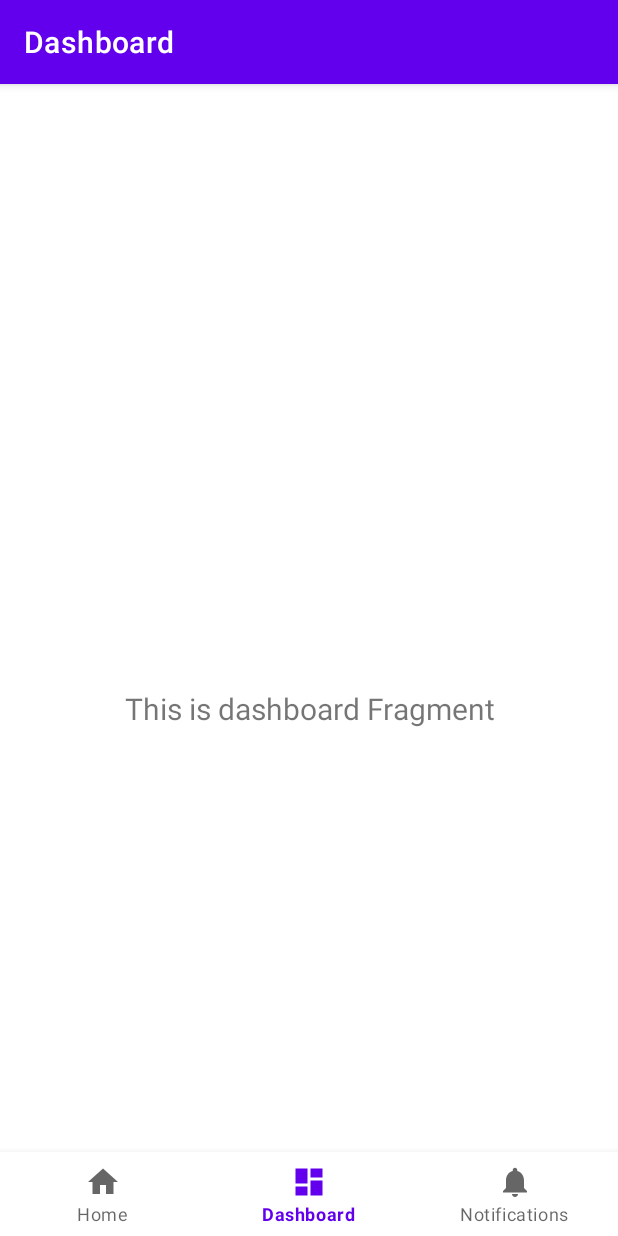
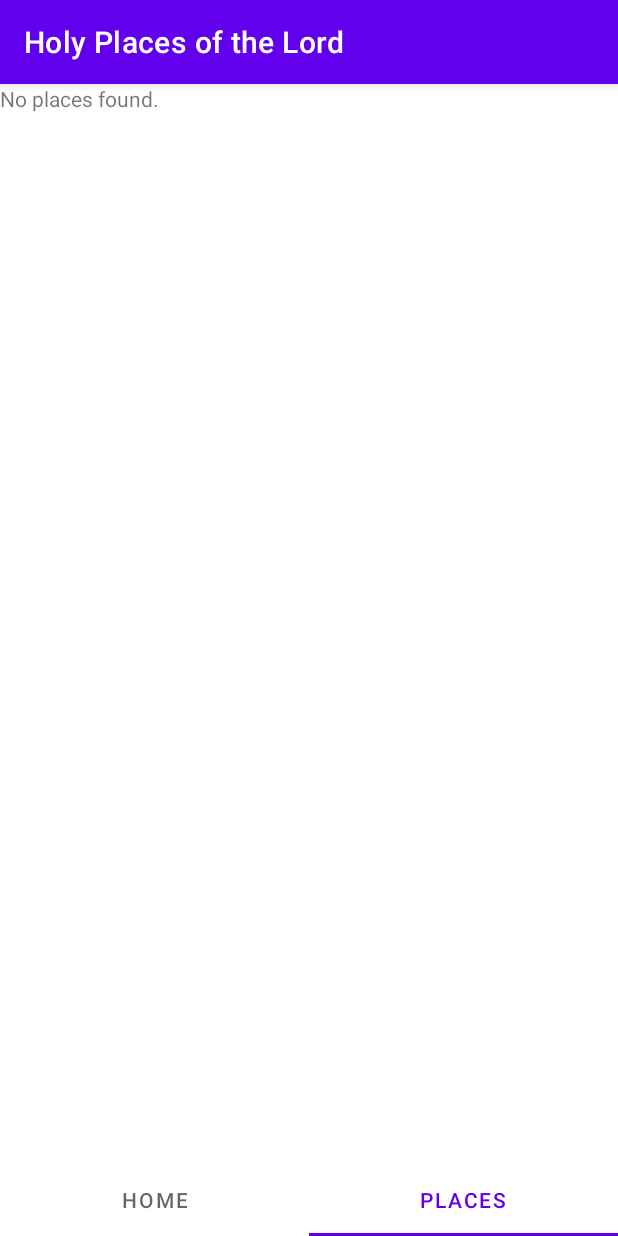
Before and after one commit to dacmann/Holy-Places-Android, an Android app: the screen it shows after launch (MainActivity), item 2 of the bottom bar chosen, on a phone screen of 412 x 824 dp. Run offline under Robolectric (Android 15) with nearby library versions, the phone set to English and light mode, and no system bars; our stand-ins replace Room's generated code.

Commit message:
Work in progress

```diff
--- a/app/src/main/java/net/dacworld/android/holyplacesofthelord/MainActivity.kt
+++ b/app/src/main/java/net/dacworld/android/holyplacesofthelord/MainActivity.kt
@@ -1,32 +1,39 @@
 package net.dacworld.android.holyplacesofthelord
 
 import android.os.Bundle
-import com.google.android.material.bottomnavigation.BottomNavigationView
+import androidx.activity.viewModels
 import androidx.appcompat.app.AppCompatActivity
-import androidx.navigation.findNavController
-import androidx.navigation.ui.AppBarConfiguration
-import androidx.navigation.ui.setupActionBarWithNavController
-import androidx.navigation.ui.setupWithNavController
-import net.dacworld.android.holyplacesofthelord.databinding.ActivityMainBinding
+import com.google.android.material.tabs.TabLayoutMediator
+import net.dacworld.android.holyplacesofthelord.data.DataViewModel // Your ViewModel
+import net.dacworld.android.holyplacesofthelord.databinding.ActivityMainBinding // View Binding
+import net.dacworld.android.holyplacesofthelord.ui.ViewPagerAdapter
 
 class MainActivity : AppCompatActivity() {
 
-private lateinit var binding: ActivityMainBinding
+    private lateinit var binding: ActivityMainBinding
+    private val dataViewModel: DataViewModel by viewModels() // Initialize your ViewModel
 
     override fun onCreate(savedInstanceState: Bundle?) {
         super.onCreate(savedInstanceState)
+        binding = ActivityMainBinding.inflate(layoutInflater)
+        setContentView(binding.root)
 
-     binding = ActivityMainBinding.inflate(layoutInflater)
-     setContentView(binding.root)
+        // Initialize the ViewPager adapter
+        val viewPagerAdapter = ViewPagerAdapter(this)
+        binding.viewPager.adapter = viewPagerAdapter
 
-        val navView: BottomNavigationView = binding.navView
+        // Connect the TabLayout with the ViewPager2
+        TabLayoutMediator(binding.tabLayout, binding.viewPager) { tab, position ->
+            tab.text = when (position) {
+                0 -> "Home"
+                1 -> "Places"
+                // Add more cases for other tabs
+                else -> null
+            }
+        }.attach()
 
-        val navController = findNavController(R.id.nav_host_fragment_activity_main)
-        // Passing each menu ID as a set of Ids because each
-        // menu should be considered as top level destinations.
-        val appBarConfiguration = AppBarConfiguration(setOf(
-            R.id.navigation_home, R.id.navigation_dashboard, R.id.navigation_notifications))
-        setupActionBarWithNavController(navController, appBarConfiguration)
-        navView.setupWithNavController(navController)
+        // You might want to trigger an initial data load or update check here
+        // if your ViewModel doesn't do it automatically in its init block.
+        dataViewModel.checkForUpdates()
     }
 }
--- a/app/src/main/java/net/dacworld/android/holyplacesofthelord/data/DataViewModel.kt
+++ b/app/src/main/java/net/dacworld/android/holyplacesofthelord/data/DataViewModel.kt
@@ -6,7 +6,10 @@ import androidx.lifecycle.LiveData
 import androidx.lifecycle.MutableLiveData
 import androidx.lifecycle.viewModelScope
 import kotlinx.coroutines.Dispatchers
+import kotlinx.coroutines.flow.SharingStarted
+import kotlinx.coroutines.flow.StateFlow
 import kotlinx.coroutines.flow.firstOrNull
+import kotlinx.coroutines.flow.stateIn
 import kotlinx.coroutines.launch
 import kotlinx.coroutines.withContext
 import net.dacworld.android.holyplacesofthelord.database.AppDatabase
@@ -93,6 +96,13 @@ class DataViewModel(application: Application) : AndroidViewModel(application) {
     // LiveData to hold the combined changes message for the UI
     private val _updateChangesSummary = MutableLiveData<String?>()
     val updateChangesSummary: LiveData<String?> = _updateChangesSummary
+    val allTemples: StateFlow<List<Temple>> = templeDao.getAllTemples()
+        .stateIn(
+            scope = viewModelScope,
+            started = SharingStarted.WhileSubscribed(5000), // Keep active for 5s after last subscriber gone
+            initialValue = emptyList() // Initial value while data is loading
+        )
+
 
     init {
         // Optionally load last saved changes messages on init
@@ -107,10 +117,26 @@ class DataViewModel(application: Application) : AndroidViewModel(application) {
         }
     }
 
-    fun checkForUpdates() {
+    fun checkForUpdates(forceNetworkFetch: Boolean = true) {
         viewModelScope.launch {
             _isLoading.value = true
-            _updateChangesSummary.value = null // Clear previous summary
+            var localDataLoadedSuccessfully = false
+            // Attempt to load from local DB first if not forcing network (or as a fallback)
+            // The StateFlow `allTemples` is already doing this reactively.
+
+            if (allTemples.value.isNotEmpty()) {
+                _lastUpdateMessage.value = "Displaying cached data. Checking for updates..."
+                localDataLoadedSuccessfully = true
+            } else {
+                _lastUpdateMessage.value = "No cached data. Checking for updates..."
+            }
+
+            if (!forceNetworkFetch && localDataLoadedSuccessfully) {
+                _isLoading.value = false
+                _lastUpdateMessage.value = "Using cached data. Data is up to date based on last check."
+
+                return@launch // Don't proceed to network if not forced and local data exists
+            }
             try {
                 val remoteVersion = fetchRemoteVersion() // This is from hpVersion.xml
                 val localVersion = userPreferencesManager.xmlVersionFlow.firstOrNull()
@@ -148,19 +174,20 @@ class DataViewModel(application: Application) : AndroidViewModel(application) {
                             holyPlacesData.changesMsg2,
                             holyPlacesData.changesMsg3
                         )
-                        _lastUpdateMessage.value = "Data file processed for version $remoteVersion, but no places were found. Update messages applied."
+                        _lastUpdateMessage.value =
+                            "Data file processed for version $remoteVersion, but no places were found. Update messages applied."
                         _updateChangesSummary.value = formatChangesMessage(
                             holyPlacesData.changesDate,
                             holyPlacesData.changesMsg1,
                             holyPlacesData.changesMsg2,
                             holyPlacesData.changesMsg3
                         )
-                    }
-                    else {
+                    } else {
                         _lastUpdateMessage.value = "Failed to update data or parse places."
                     }
                 } else if (remoteVersion == null) {
-                    _lastUpdateMessage.value = "Could not check for updates (network or parsing error for version file)."
+                    _lastUpdateMessage.value =
+                        "Could not check for updates (network or parsing error for version file)."
                 } else {
                     _lastUpdateMessage.value = "Data is up to date (Version: $localVersion)."
                     // Optionally, reload and show existing messages if needed, though init block handles this
--- /dev/null
+++ b/app/src/main/java/net/dacworld/android/holyplacesofthelord/ui/ViewPagerAdapter.kt
@@ -0,0 +1,21 @@
+package net.dacworld.android.holyplacesofthelord.ui // Or your preferred package
+
+import androidx.fragment.app.Fragment
+import androidx.fragment.app.FragmentActivity
+import androidx.viewpager2.adapter.FragmentStateAdapter
+import net.dacworld.android.holyplacesofthelord.ui.home.HomeFragment
+import net.dacworld.android.holyplacesofthelord.ui.places.PlacesFragment
+
+class ViewPagerAdapter(fragmentActivity: FragmentActivity) : FragmentStateAdapter(fragmentActivity) {
+
+    override fun getItemCount(): Int = 2 // You have two tabs: Home and Places
+
+    override fun createFragment(position: Int): Fragment {
+        return when (position) {
+            0 -> HomeFragment()
+            1 -> PlacesFragment()
+            // Add more cases here if you create more tabs (Visits, Summary, Map)
+            else -> throw IllegalArgumentException("Invalid position: $position")
+        }
+    }
+}
--- a/app/src/main/java/net/dacworld/android/holyplacesofthelord/ui/home/HomeFragment.kt
+++ b/app/src/main/java/net/dacworld/android/holyplacesofthelord/ui/home/HomeFragment.kt
@@ -1,37 +1,34 @@
-package net.dacworld.android.holyplacesofthelord.ui.home
+package net.dacworld.android.holyplacesofthelord.ui.home // Or your preferred package
 
 import android.os.Bundle
 import android.view.LayoutInflater
 import android.view.View
 import android.view.ViewGroup
+import androidx.fragment.app.Fragment
 import android.widget.TextView
-import androidx.fragment.app.Fragment
-import androidx.lifecycle.ViewModelProvider
-import net.dacworld.android.holyplacesofthelord.databinding.FragmentHomeBinding
+import net.dacworld.android.holyplacesofthelord.R // Assuming your R file is here
+import net.dacworld.android.holyplacesofthelord.databinding.FragmentHomeBinding // View Binding
+
+private val FragmentHomeBinding.homeTextView: TextView
+    get() = this.homeTextView
 
 class HomeFragment : Fragment() {
 
     private var _binding: FragmentHomeBinding? = null
-  // This property is only valid between onCreateView and
-  // onDestroyView.
     private val binding get() = _binding!!
 
     override fun onCreateView(
-    inflater: LayoutInflater,
-    container: ViewGroup?,
+        inflater: LayoutInflater, container: ViewGroup?,
         savedInstanceState: Bundle?
     ): View {
-    val homeViewModel =
-            ViewModelProvider(this).get(HomeViewModel::class.java)
+        _binding = FragmentHomeBinding.inflate(inflater, container, false)
+        return binding.root
+    }
 
-    _binding = FragmentHomeBinding.inflate(inflater, container, false)
-    val root: View = binding.root
-
-    val textView: TextView = binding.textHome
-    homeViewModel.text.observe(viewLifecycleOwner) {
-      textView.text = it
-    }
-    return root
+    override fun onViewCreated(view: View, savedInstanceState: Bundle?) {
+        super.onViewCreated(view, savedInstanceState)
+        // You can set up your Home screen UI here if needed
+        binding.homeTextView.text = "Welcome to Holy Places!"
     }
 
     override fun onDestroyView() {
--- /dev/null
+++ b/app/src/main/java/net/dacworld/android/holyplacesofthelord/ui/places/PlacesFragment.kt
@@ -0,0 +1,105 @@
+package net.dacworld.android.holyplacesofthelord.ui.places
+
+import android.os.Bundle
+import android.view.LayoutInflater
+import android.view.View
+import android.view.ViewGroup
+import androidx.fragment.app.Fragment
+import androidx.fragment.app.activityViewModels
+import androidx.lifecycle.Lifecycle
+import androidx.lifecycle.lifecycleScope
+import androidx.lifecycle.repeatOnLifecycle
+import androidx.recyclerview.widget.LinearLayoutManager
+import kotlinx.coroutines.launch
+import net.dacworld.android.holyplacesofthelord.data.DataViewModel
+import net.dacworld.android.holyplacesofthelord.model.Temple
+import net.dacworld.android.holyplacesofthelord.databinding.FragmentPlacesBinding
+
+class PlacesFragment : Fragment() {
+
+    private var _binding: FragmentPlacesBinding? = null
+    private val binding get() = _binding!!
+
+    private val dataViewModel: DataViewModel by activityViewModels()
+    private lateinit var templeAdapter: TempleAdapter
+
+    override fun onCreateView(
+        inflater: LayoutInflater, container: ViewGroup?,
+        savedInstanceState: Bundle?
+    ): View {
+        _binding = FragmentPlacesBinding.inflate(inflater, container, false)
+        return binding.root
+    }
+
+    override fun onViewCreated(view: View, savedInstanceState: Bundle?) {
+        super.onViewCreated(view, savedInstanceState)
+        setupRecyclerView()
+
+        viewLifecycleOwner.lifecycleScope.launch {
+            viewLifecycleOwner.repeatOnLifecycle(Lifecycle.State.STARTED) {
+                dataViewModel.allTemples.collect { temples ->
+                    // temples from StateFlow is non-null (List<Temple>)
+                    // isLoading.value can be null initially, handle with care
+                    val currentIsLoading = dataViewModel.isLoading.value ?: true // Default to loading if null
+
+                    if (!currentIsLoading) { // Only update list/empty view if not actively loading
+                        if (temples.isEmpty()) {
+                            binding.emptyViewTextView.visibility = View.VISIBLE
+                            binding.placesRecyclerView.visibility = View.GONE
+                            templeAdapter.submitList(emptyList())
+                        } else {
+                            binding.emptyViewTextView.visibility = View.GONE
+                            binding.placesRecyclerView.visibility = View.VISIBLE
+                            templeAdapter.submitList(temples)
+                        }
+                    }
+                    // If currentIsLoading is true, the progressBar observer will handle UI
+                }
+            }
+        }
+
+        dataViewModel.isLoading.observe(viewLifecycleOwner) { isLoading ->
+            binding.progressBar.visibility = if (isLoading) View.VISIBLE else View.GONE
+            if (isLoading) {
+                binding.placesRecyclerView.visibility = View.GONE
+                binding.emptyViewTextView.visibility = View.GONE
+            } else {
+                // When loading finishes, the allTemples collector will re-evaluate
+                // and set the correct visibility for RecyclerView or emptyView.
+                // You might trigger a re-check if needed, but collect should handle it.
+                // For example, if allTemples already has data, make RecyclerView visible:
+                if (dataViewModel.allTemples.value.isNotEmpty()) {
+                    binding.placesRecyclerView.visibility = View.VISIBLE
+                    binding.emptyViewTextView.visibility = View.GONE
+                } else {
+                    // If temples are empty, the collector will show emptyViewTextView
+                }
+            }
+        }
+
+        dataViewModel.lastUpdateMessage.observe(viewLifecycleOwner) { message ->
+            if (!message.isNullOrEmpty()) {
+                // Display this message (e.g., Snackbar, Toast, or a TextView in your layout)
+                // binding.statusTextView.text = message // Example
+            }
+        }
+
+        // Example: Trigger data load if not handled elsewhere
+        // if (dataViewModel.allTemples.value.isEmpty()) {
+        //     dataViewModel.checkForUpdates(forceNetworkFetch = false) // Prioritize cache first
+        // }
+    }
+
+    private fun setupRecyclerView() {
+        templeAdapter = TempleAdapter() // Initialize your adapter
+        binding.placesRecyclerView.apply {
+            adapter = templeAdapter
+            layoutManager = LinearLayoutManager(context)
+        }
+    }
+
+    override fun onDestroyView() {
+        super.onDestroyView()
+        _binding = null
+    }
+}
--- a/app/src/main/res/layout/activity_main.xml
+++ b/app/src/main/res/layout/activity_main.xml
@@ -1,35 +1,22 @@
 <?xml version="1.0" encoding="utf-8"?>
-<androidx.constraintlayout.widget.ConstraintLayout
-    xmlns:android="http://schemas.android.com/apk/res/android"
+<LinearLayout xmlns:android="http://schemas.android.com/apk/res/android"
     xmlns:app="http://schemas.android.com/apk/res-auto"
-    android:id="@+id/container"
+    xmlns:tools="http://schemas.android.com/tools"
     android:layout_width="match_parent"
     android:layout_height="match_parent"
-    android:paddingTop="?attr/actionBarSize" >
+    android:orientation="vertical"
+    tools:context=".MainActivity">
 
-    <com.google.android.material.bottomnavigation.BottomNavigationView
-        android:id="@+id/nav_view"
-        android:layout_width="0dp"
+    <androidx.viewpager2.widget.ViewPager2
+        android:id="@+id/viewPager"
+        android:layout_width="match_parent"
+        android:layout_height="0dp"
+        android:layout_weight="1" />
+
+    <com.google.android.material.tabs.TabLayout
+        android:id="@+id/tabLayout"
+        android:layout_width="match_parent"
         android:layout_height="wrap_content"
-        android:layout_marginStart="0dp"
-        android:layout_marginEnd="0dp"
-        android:background="?android:attr/windowBackground"
-        app:layout_constraintBottom_toBottomOf="parent"
-        app:layout_constraintLeft_toLeftOf="parent"
-        app:layout_constraintRight_toRightOf="parent"
-        app:menu="@menu/bottom_nav_menu"/>
+        app:tabMode="fixed" />
 
-    <fragment
-        android:id="@+id/nav_host_fragment_activity_main"
-        android:name="androidx.navigation.fragment.NavHostFragment"
-        android:layout_width="match_parent"
-        android:layout_height="match_parent"
-        app:defaultNavHost="true"
-        app:layout_constraintBottom_toTopOf="@id/nav_view"
-        app:layout_constraintLeft_toLeftOf="parent"
-        app:layout_constraintRight_toRightOf="parent"
-        app:layout_constraintTop_toTopOf="parent"
-        app:navGraph="@navigation/mobile_navigation"
-    />
-
-</androidx.constraintlayout.widget.ConstraintLayout>
+</LinearLayout>
--- /dev/null
+++ b/app/src/main/res/layout/fragment_places.xml
@@ -0,0 +1,37 @@
+<?xml version="1.0" encoding="utf-8"?>
+<androidx.constraintlayout.widget.ConstraintLayout xmlns:android="http://schemas.android.com/apk/res/android"
+    xmlns:app="http://schemas.android.com/apk/res-auto"
+    xmlns:tools="http://schemas.android.com/tools"
+    android:layout_width="match_parent"
+    android:layout_height="match_parent"
+    tools:context=".ui.places.PlacesFragment">
+
+    <TextView
+        android:id="@+id/emptyViewTextView"
+        android:layout_width="wrap_content"
+        android:layout_height="wrap_content"
+        android:text="No places found."
+        android:visibility="gone"
+        tools:ignore="MissingConstraints" />
+
+    <ProgressBar
+        android:id="@+id/progressBar"
+        android:layout_width="wrap_content"
+        android:layout_height="wrap_content"
+        android:visibility="gone"
+        app:layout_constraintTop_toTopOf="parent"
+        app:layout_constraintBottom_toBottomOf="parent"
+        app:layout_constraintStart_toStartOf="parent"
+        app:layout_constraintEnd_toEndOf="parent" />
+
+    <androidx.recyclerview.widget.RecyclerView
+        android:id="@+id/placesRecyclerView"
+        android:layout_width="0dp"
+        android:layout_height="0dp"
+        app:layout_constraintTop_toTopOf="parent"
+        app.layout_constraintBottom_toBottomOf="parent"
+        app:layout_constraintStart_toStartOf="parent"
+        app:layout_constraintEnd_toEndOf="parent"
+        tools:listitem="@layout/item_temple" />  <!-- We'll create item_temple.xml next -->
+
+</androidx.constraintlayout.widget.ConstraintLayout>
```
Also changed, not shown: app/build.gradle.kts (+4 -4 lines), app/src/main/java/net/dacworld/android/holyplacesofthelord/model/Converters.kt (+0 -10 lines), app/src/main/java/net/dacworld/android/holyplacesofthelord/ui/places/TempleAdapter.kt (added, +40 -0 lines), app/src/main/res/layout/fragment_home.xml (+9 -12 lines), app/src/main/res/layout/item_temple.xml (added, +25 -0 lines). Lines whose indentation alone changed are shown as unchanged.
